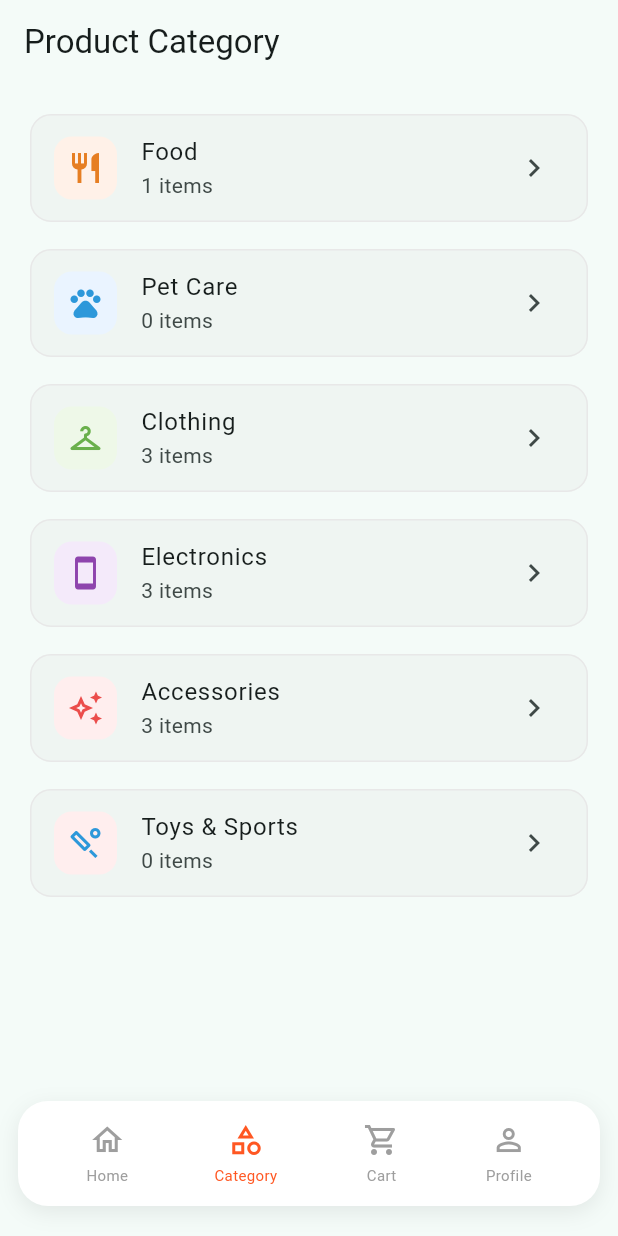
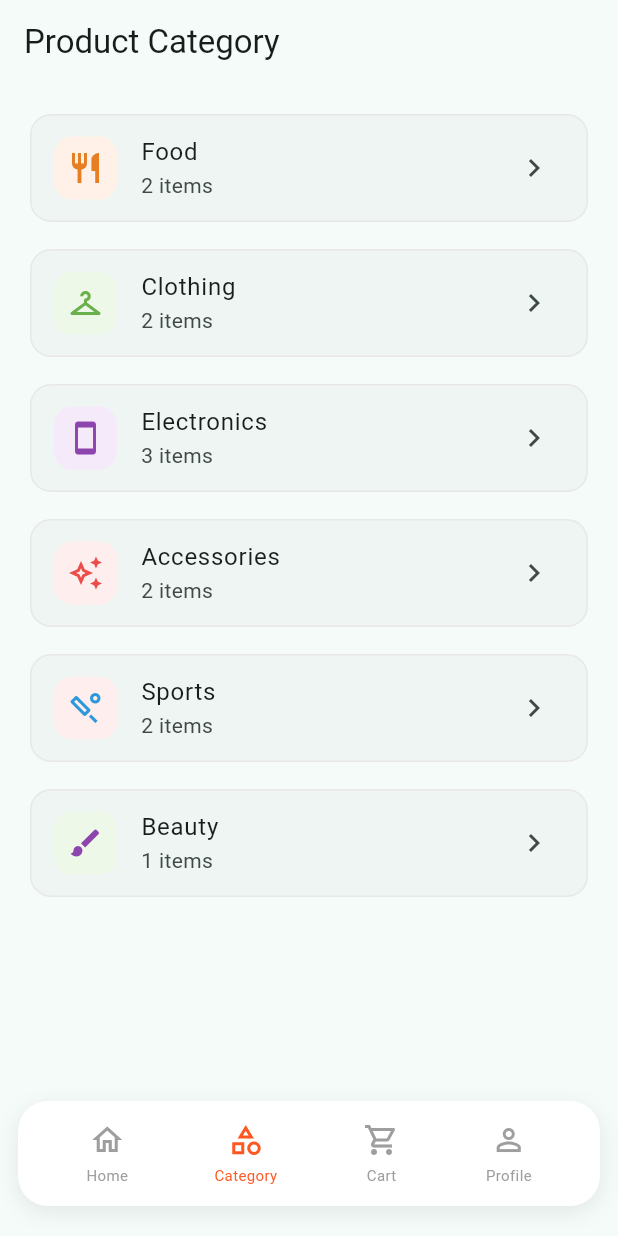
Before and after one commit to hasnine24/CartX, a Flutter app: the screen it shows after launch, item 2 of the bottom bar chosen, on a phone screen of 412 x 824 dp. Run offline on Flutter 3.47's test engine with Material 3 defaults, Android fonts, the phone set to English and light mode, and no system bars.

Commit message:
my update
# Conflicts:
#	lib/Hasnine/home_page.dart
#	lib/Hasnine/product_description.dart
#	lib/Hasnine/search_page.dart
#	lib/main.dart
#	pubspec.lock

```diff
--- a/lib/Hasnine/product_catagory.dart
+++ b/lib/Hasnine/product_catagory.dart
@@ -11,38 +11,38 @@ class ProductCatagoryPage extends StatelessWidget {
   Widget build(BuildContext context) {
     final List<String> categoryNames = [
       'Food',
-      'Pet Care',
       'Clothing',
       'Electronics',
       'Accessories',
-      'Toys & Sports',
+      'Sports',
+      'Beauty'
     ];
 
     final List<IconData> categoryIcons = [
       Icons.restaurant,
-      Icons.pets,
       Icons.checkroom_outlined,
       Icons.smartphone,
       Icons.auto_awesome_outlined,
       Icons.sports_cricket_outlined,
+      Icons.brush,
     ];
 
     final List<Color> iconColors = [
       const Color(0xFFE67E22),
-      const Color(0xFF2D98DA),
       const Color(0xFF6AB04C),
       const Color(0xFF8E44AD),
       const Color(0xFFEB4D4B),
       const Color(0xFF2D98DA),
+      const Color(0xFF8E44AD),
     ];
 
     final List<Color> backgroundColors = [
       const Color(0xFFFFF1E8),
-      const Color(0xFFEAF4FF),
       const Color(0xFFEEF8E8),
       const Color(0xFFF4EAFA),
       const Color(0xFFFFEEEE),
       const Color(0xFFFFEEEE),
+      const Color(0xFFEEF8E8),
     ];
 
     return Scaffold(
--- a/lib/Hasnine/products.dart
+++ b/lib/Hasnine/products.dart
@@ -6,7 +6,6 @@ class Product {
   final String category;
   final double price;
   final String description;
-  final Color color;
   final String imageAsset;
 
   const Product({
@@ -15,7 +14,6 @@ class Product {
     required this.category,
     required this.price,
     required this.description,
-    required this.color,
     required this.imageAsset,
   });
 }
@@ -32,138 +30,107 @@ Widget productPhotoOrIcon(Product product, {double? iconSize}) {
 const List<Product> demoProducts = [
   Product(
     id: 'p1',
-    name: 'Fresh Tomatoo',
+    name: 'Fresh Tomatoo (1 kg)',
     category: 'Food',
-    price: 120,
+    price: 70,
     description: 'Fresh, Healthy, Organic Tomatoo',
-    color: Colors.orange,
     imageAsset: 'assets/food.png',
   ),
   Product(
     id: 'p2',
-    name: 'Office Backpack',
+    name: 'Laptop Backpack',
     category: 'Bags',
-    price: 54.0,
+    price: 2000,
     description: 'Water-resistant backpack with laptop compartment.',
-    color: Colors.blue,
-    imageAsset: 'assets/sports.png',
+    imageAsset: 'assets/bag.png',
   ),
   Product(
     id: 'p3',
     name: 'T-Shirt',
     category: 'Clothing',
-    price: 2400.0,
+    price: 1500,
     description: 'Lightweight dry-fit t-shirt.',
-    color: Colors.green,
-    imageAsset: 'assets/polo_shirt.png',
+    imageAsset: 'assets/shirt.png',
   ),
   Product(
     id: 'p4',
-    name: 'Wireless Earbuds',
+    name: 'Galaxy Buds 2',
     category: 'Electronics',
-    price: 119.0,
+    price: 9000,
     description: 'Noise-isolation earbuds with strong battery life.',
-    color: Colors.purple,
-    imageAsset: 'assets/food.png',
+    imageAsset: 'assets/buds.png',
   ),
   Product(
     id: 'p5',
-    name: 'Travel Bottle',
+    name: 'Sneakers',
+    category: 'Sports',
+    price: 1800,
+    description: 'For sports and fashion',
+    imageAsset: 'assets/sneakers.png',
+  ),
+  Product(
+    id: 'p6',
+    name: 'Sunscream',
+    category: 'Beauty',
+    price: 720,
+    description: 'sunscream for protect from sunlight',
+    imageAsset: 'assets/beauty.png',
+  ),
+  Product(
+    id: 'p7',
+    name: 'Bluetooth Speaker',
+    category: 'Electronics',
+    price: 4000,
+    description: 'Portable speaker with clear sound and bass.',
+    imageAsset: 'assets/speaker.png',
+  ),
+  Product(
+    id: 'p8',
+    name: 'Wrist Watch',
     category: 'Accessories',
-    price: 16.0,
-    description: 'Leak-proof steel bottle for school, office, and travel.',
-    color: Colors.red,
+    price: 4000,
+    description: 'Simple wrist watch for everyday wear.',
+    imageAsset: 'assets/watch.png',
+  ),
+  Product(
+    id: 'p9',
+    name: 'Football Boots',
+    category: 'Sports',
+    price: 3000,
+    description: 'Comfortable boots for football practice and matches.',
+    imageAsset: 'assets/footballboot.png',
+  ),
+  Product(
+    id: 'p10',
+    name: 'Milk (1 liter)',
+    category: 'Food',
+    price: 90,
+    description: 'Fresh milk.',
     imageAsset: 'assets/milk.png',
   ),
   Product(
-    id: 'p6',
-    name: 'Canvas Sneakers',
-    category: 'Shoes',
-    price: 45.0,
-    description: 'Simple canvas sneakers for daily use.',
-    color: Colors.teal,
-    imageAsset: 'assets/clothing.png',
-  ),
-  Product(
-    id: 'p7',
-    name: 'Leather Handbag',
-    category: 'Bags',
-    price: 72.0,
-    description: 'Stylish handbag with enough space for essentials.',
-    color: Colors.brown,
-    imageAsset: 'assets/sports.png',
-  ),
-  Product(
-    id: 'p8',
-    name: 'Denim Jacket',
+    id: 'p11',
+    name: 'Cotton Hoodie',
     category: 'Clothing',
-    price: 59.0,
-    description: 'Classic denim jacket for a casual outfit.',
-    color: Colors.indigo,
-    imageAsset: 'assets/clothing.png',
-  ),
-  Product(
-    id: 'p9',
-    name: 'Bluetooth Speaker',
-    category: 'Electronics',
-    price: 38.0,
-    description: 'Portable speaker with clear sound and bass.',
-    color: Colors.deepPurple,
-    imageAsset: 'assets/oil.png',
-  ),
-  Product(
-    id: 'p10',
-    name: 'Wrist Watch',
-    category: 'Accessories',
-    price: 28.0,
-    description: 'Simple wrist watch for everyday wear.',
-    color: Colors.blueGrey,
-    imageAsset: 'assets/egg.png',
-  ),
-  Product(
-    id: 'p11',
-    name: 'Football Boots',
-    category: 'Shoes',
-    price: 95.0,
-    description: 'Comfortable boots for football practice and matches.',
-    color: Colors.lightGreen,
-    imageAsset: 'assets/sports.png',
+    price: 1500,
+    description: 'Soft hoodie for regular wear in cool weather.',
+    imageAsset: 'assets/hoodie.png',
   ),
   Product(
     id: 'p12',
-    name: 'Laptop Bag',
-    category: 'Bags',
-    price: 41.0,
-    description: 'Bag with soft padding for laptop safety.',
-    color: Colors.cyan,
-    imageAsset: 'assets/milk.png',
+    name: 'Power Bank',
+    category: 'Electronics',
+    price: 2200,
+    description: 'Portable charger with fast charging support.',
+    imageAsset: 'assets/powerbank.png',
   ),
   Product(
     id: 'p13',
-    name: 'Cotton Hoodie',
-    category: 'Clothing',
-    price: 33.0,
-    description: 'Soft hoodie for regular wear in cool weather.',
-    color: Colors.deepOrange,
-    imageAsset: 'assets/clothing.png',
-  ),
-  Product(
-    id: 'p14',
-    name: 'Power Bank',
-    category: 'Electronics',
-    price: 22.0,
-    description: 'Portable charger with fast charging support.',
-    color: Colors.grey,
-    imageAsset: 'assets/oil.png',
-  ),
-  Product(
-    id: 'p15',
     name: 'Sunglasses',
     category: 'Accessories',
-    price: 18.0,
+    price: 1200,
     description: 'Lightweight sunglasses with UV protection.',
-    color: Colors.amber,
-    imageAsset: 'assets/beauty.png',
+    imageAsset: 'assets/sunglasses.png',
   ),
 ];
 
@@ -171,7 +138,7 @@ final List<Product> popularProducts = [
   demoProducts[0],
   demoProducts[1],
   demoProducts[3],
-  demoProducts[14],
+  demoProducts[12],
   demoProducts[10],
   demoProducts[11],
 ];
--- a/lib/main.dart
+++ b/lib/main.dart
@@ -1,5 +1,5 @@
 import 'package:flutter/material.dart';
-import 'Hasnine/splash_screen.dart';
+import 'hasnine/splash_screen.dart';
 
 void main() {
   runApp(const MyApp());
```
Also changed, not shown: lib/Hasnine/home_page.dart (+2 -29 lines), lib/Hasnine/product_description.dart (+7 -30 lines), lib/Hasnine/search_page.dart (+9 -18 lines), assets/bag.png (added), assets/buds.png (added), assets/clothing.png (deleted), assets/footballboot.png (added), assets/hoodie.png (added), assets/products/logo.png (deleted), assets/products/polo_shirt.png (deleted), pubspec.lock, 12 other files.
